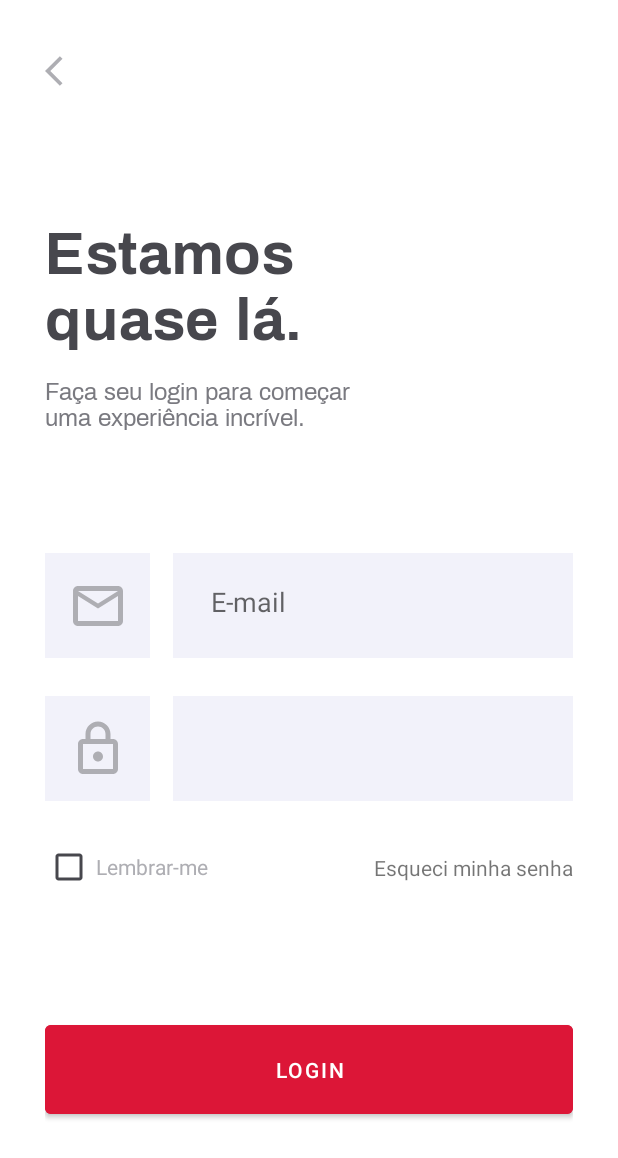
After one commit to Alaksion/RentX, an Android app: the LoginFragment screen opened through its navigation route, on a phone screen of 412 x 824 dp. The commit adds this screen. Shown: the top 1158 px of the screen. Run offline under Robolectric (Android 15) with nearby library versions, the phone set to English and light mode, and no system bars.

Commit message:
added authentication homepage and login fragment

```diff
--- a/app/src/main/AndroidManifest.xml
+++ b/app/src/main/AndroidManifest.xml
@@ -9,7 +9,8 @@
         android:roundIcon="@mipmap/ic_launcher_round"
         android:supportsRtl="true"
         android:theme="@style/Theme.RentX">
-        <activity android:name=".onboarding.activities.OnboardingActivity"></activity>
+        <activity android:name=".authentication.activities.AuthenticationActivity"></activity>
+        <activity android:name=".onboarding.activities.OnboardingActivity" />
         <activity android:name=".splash.activities.SplashActivity">
             <intent-filter>
                 <action android:name="android.intent.action.MAIN" />
--- /dev/null
+++ b/app/src/main/java/com/example/rentx/authentication/activities/AuthenticationActivity.kt
@@ -0,0 +1,12 @@
+package com.example.rentx.authentication.activities
+
+import androidx.appcompat.app.AppCompatActivity
+import android.os.Bundle
+import com.example.rentx.R
+
+class AuthenticationActivity : AppCompatActivity() {
+    override fun onCreate(savedInstanceState: Bundle?) {
+        super.onCreate(savedInstanceState)
+        setContentView(R.layout.activity_authentication)
+    }
+}
--- /dev/null
+++ b/app/src/main/java/com/example/rentx/authentication/login/LoginFragment.kt
@@ -0,0 +1,38 @@
+package com.example.rentx.authentication.login
+
+import android.os.Bundle
+import androidx.fragment.app.Fragment
+import android.view.LayoutInflater
+import android.view.View
+import android.view.ViewGroup
+import com.example.rentx.R
+import kotlinx.android.synthetic.main.fragment_login.*
+
+class LoginFragment : Fragment(), View.OnClickListener {
+
+    override fun onCreateView(
+        inflater: LayoutInflater, container: ViewGroup?,
+        savedInstanceState: Bundle?
+    ): View? {
+
+        return inflater.inflate(R.layout.fragment_login, container, false)
+    }
+
+    override fun onViewCreated(view: View, savedInstanceState: Bundle?) {
+        setListeners()
+        super.onViewCreated(view, savedInstanceState)
+    }
+
+    override fun onClick(v: View) {
+        when (v.id) {
+            login_back_button.id -> requireActivity().supportFragmentManager.beginTransaction()
+                .remove(this).commit()
+        }
+    }
+
+    private fun setListeners() {
+        login_back_button.setOnClickListener(this)
+
+    }
+
+}
--- /dev/null
+++ b/app/src/main/java/com/example/rentx/authentication/menu/AuthMenuFragment.kt
@@ -0,0 +1,44 @@
+package com.example.rentx.authentication.menu
+
+import android.os.Bundle
+import androidx.fragment.app.Fragment
+import android.view.LayoutInflater
+import android.view.View
+import android.view.ViewGroup
+import androidx.navigation.Navigation
+import androidx.navigation.compose.NavHost
+import com.example.rentx.R
+import kotlinx.android.synthetic.main.fragment_auth_menu.*
+
+
+class AuthMenuFragment : Fragment(), View.OnClickListener {
+
+
+    override fun onCreateView(
+        inflater: LayoutInflater, container: ViewGroup?,
+        savedInstanceState: Bundle?
+    ): View? {
+        return inflater.inflate(R.layout.fragment_auth_menu, container, false)
+    }
+
+    override fun onViewCreated(view: View, savedInstanceState: Bundle?) {
+        setListeners()
+        super.onViewCreated(view, savedInstanceState)
+    }
+
+    override fun onClick(v: View) {
+        when (v.id) {
+            bt_menu_login.id -> Navigation.findNavController(v)
+                .navigate(R.id.action_authMenuFragment_to_loginFragment)
+
+            bt_menu_register.id -> Navigation.findNavController(v)
+                .navigate(R.id.action_authMenuFragment_to_registerFragment)
+        }
+    }
+
+    private fun setListeners() {
+        bt_menu_login.setOnClickListener(this)
+        bt_menu_register.setOnClickListener(this)
+    }
+
+}
--- a/app/src/main/java/com/example/rentx/onboarding/choosecar/ChooseCarFragment.kt
+++ b/app/src/main/java/com/example/rentx/onboarding/choosecar/ChooseCarFragment.kt
@@ -10,6 +10,7 @@ import android.widget.Toast
 import androidx.navigation.Navigation
 import com.example.rentx.MainActivity
 import com.example.rentx.R
+import com.example.rentx.authentication.activities.AuthenticationActivity
 import kotlinx.android.synthetic.main.fragment_choose_car.*
 
 
@@ -32,7 +33,7 @@ class ChooseCarFragment : Fragment(), View.OnClickListener {
         when (v.id) {
             iv_car_next_screen.id -> {
                 requireActivity().finish()
-                startActivity(Intent(activity, MainActivity::class.java))
+                startActivity(Intent(activity, AuthenticationActivity::class.java))
             }
         }
     }
--- /dev/null
+++ b/app/src/main/res/drawable/ic_chevron_left.xml
@@ -0,0 +1,5 @@
+<vector android:height="24dp" android:tint="#AEAEB3"
+    android:viewportHeight="24" android:viewportWidth="24"
+    android:width="24dp" xmlns:android="http://schemas.android.com/apk/res/android">
+    <path android:fillColor="@android:color/white" android:pathData="M11.67,3.87L9.9,2.1 0,12l9.9,9.9 1.77,-1.77L3.54,12z"/>
+</vector>
--- /dev/null
+++ b/app/src/main/res/drawable/ic_lock.xml
@@ -0,0 +1,5 @@
+<vector android:height="24dp" android:tint="#AEAEB3"
+    android:viewportHeight="24" android:viewportWidth="24"
+    android:width="24dp" xmlns:android="http://schemas.android.com/apk/res/android">
+    <path android:fillColor="@android:color/white" android:pathData="M18,8h-1L17,6c0,-2.76 -2.24,-5 -5,-5S7,3.24 7,6v2L6,8c-1.1,0 -2,0.9 -2,2v10c0,1.1 0.9,2 2,2h12c1.1,0 2,-0.9 2,-2L20,10c0,-1.1 -0.9,-2 -2,-2zM9,6c0,-1.66 1.34,-3 3,-3s3,1.34 3,3v2L9,8L9,6zM18,20L6,20L6,10h12v10zM12,17c1.1,0 2,-0.9 2,-2s-0.9,-2 -2,-2 -2,0.9 -2,2 0.9,2 2,2z"/>
+</vector>
--- /dev/null
+++ b/app/src/main/res/drawable/ic_mail.xml
@@ -0,0 +1,5 @@
+<vector android:height="24dp" android:tint="#AEAEB3"
+    android:viewportHeight="24" android:viewportWidth="24"
+    android:width="24dp" xmlns:android="http://schemas.android.com/apk/res/android">
+    <path android:fillColor="@android:color/white" android:pathData="M20,4L4,4c-1.1,0 -1.99,0.9 -1.99,2L2,18c0,1.1 0.9,2 2,2h16c1.1,0 2,-0.9 2,-2L22,6c0,-1.1 -0.9,-2 -2,-2zM20,18L4,18L4,8l8,5 8,-5v10zM12,11L4,6h16l-8,5z"/>
+</vector>
--- /dev/null
+++ b/app/src/main/res/layout/activity_authentication.xml
@@ -0,0 +1,19 @@
+<?xml version="1.0" encoding="utf-8"?>
+<androidx.constraintlayout.widget.ConstraintLayout xmlns:android="http://schemas.android.com/apk/res/android"
+    xmlns:app="http://schemas.android.com/apk/res-auto"
+    xmlns:tools="http://schemas.android.com/tools"
+    android:layout_width="match_parent"
+    android:layout_height="match_parent"
+    tools:context=".authentication.activities.AuthenticationActivity">
+
+    <fragment
+        android:id="@+id/fragment2"
+        android:name="androidx.navigation.fragment.NavHostFragment"
+        android:layout_width="match_parent"
+        android:layout_height="match_parent"
+        app:defaultNavHost="true"
+        app:navGraph="@navigation/nav_authentication"
+        tools:layout_editor_absoluteX="264dp"
+        tools:layout_editor_absoluteY="269dp" />
+
+</androidx.constraintlayout.widget.ConstraintLayout>
--- /dev/null
+++ b/app/src/main/res/layout/fragment_login.xml
@@ -0,0 +1,133 @@
+<?xml version="1.0" encoding="utf-8"?>
+<androidx.constraintlayout.widget.ConstraintLayout xmlns:android="http://schemas.android.com/apk/res/android"
+    xmlns:tools="http://schemas.android.com/tools"
+    android:layout_width="match_parent"
+    android:layout_height="match_parent"
+    xmlns:app="http://schemas.android.com/apk/res-auto"
+    tools:context=".authentication.login.LoginFragment"
+    android:paddingHorizontal="30dp">
+
+    <ImageView
+        android:id="@+id/login_back_button"
+        android:layout_width="wrap_content"
+        android:layout_height="wrap_content"
+        app:layout_constraintTop_toTopOf="parent"
+        app:layout_constraintLeft_toLeftOf="parent"
+        android:src="@drawable/ic_chevron_left"
+        android:layout_marginTop="35dp"/>
+
+    <TextView
+        android:id="@+id/tv_login_title"
+        android:layout_width="200dp"
+        android:layout_height="wrap_content"
+        app:layout_constraintLeft_toLeftOf="parent"
+        app:layout_constraintTop_toBottomOf="@id/login_back_button"
+        style="@style/TextViewTitle"
+        android:text="@string/estamos_quase_l"
+        android:layout_marginTop="80dp"/>
+
+    <TextView
+        android:id="@+id/tv_login_text"
+        android:layout_width="220dp"
+        android:layout_height="wrap_content"
+        app:layout_constraintLeft_toLeftOf="parent"
+        app:layout_constraintTop_toBottomOf="@id/tv_login_title"
+        style="@style/TextViewText"
+        android:layout_marginTop="10dp"
+        android:text="@string/fa_a_seu_login_para_come_ar_uma_experi_ncia_incr_vel"/>
+
+    <View
+        android:id="@+id/v_icon_mail_container"
+        android:layout_width="70dp"
+        android:layout_height="70dp"
+        android:layout_marginTop="80dp"
+        app:layout_constraintLeft_toLeftOf="parent"
+        app:layout_constraintTop_toBottomOf="@id/tv_login_text"
+        android:background="@color/app_input_background"/>
+
+    <ImageView
+        android:id="@+id/iv_icon_mail"
+        android:layout_width="40dp"
+        android:layout_height="40dp"
+        app:layout_constraintLeft_toLeftOf="@id/v_icon_mail_container"
+        app:layout_constraintRight_toRightOf="@id/v_icon_mail_container"
+        app:layout_constraintTop_toTopOf="@id/v_icon_mail_container"
+        app:layout_constraintBottom_toBottomOf="@id/v_icon_mail_container"
+        android:src="@drawable/ic_mail"
+        android:backgroundTint="@color/app_input_background" />
+
+    <EditText
+        android:id="@+id/tv_mail"
+        android:layout_width="0dp"
+        android:layout_height="70dp"
+        app:layout_constraintLeft_toRightOf="@id/v_icon_mail_container"
+        app:layout_constraintRight_toRightOf="parent"
+        app:layout_constraintTop_toTopOf="@id/v_icon_mail_container"
+        app:layout_constraintBottom_toBottomOf="@id/v_icon_mail_container"
+        android:layout_marginStart="15dp"
+        android:hint="@string/e_mail"
+        style="@style/EditText"
+        android:inputType="textEmailAddress" />
+
+    <View
+        android:id="@+id/v_icon_password_container"
+        android:layout_width="70dp"
+        android:layout_height="70dp"
+        android:background="@color/app_input_background"
+        app:layout_constraintLeft_toLeftOf="parent"
+        app:layout_constraintTop_toBottomOf="@id/v_icon_mail_container"
+        android:layout_marginTop="25dp"/>
+
+    <ImageView
+        android:id="@+id/iv_icon_password"
+        android:layout_width="40dp"
+        android:layout_height="40dp"
+        app:layout_constraintLeft_toLeftOf="@id/v_icon_password_container"
+        app:layout_constraintRight_toRightOf="@id/v_icon_password_container"
+        app:layout_constraintTop_toTopOf="@id/v_icon_password_container"
+        app:layout_constraintBottom_toBottomOf="@id/v_icon_password_container"
+        android:src="@drawable/ic_lock"/>
+
+    <EditText
+        android:id="@+id/et_password"
+        android:layout_width="0dp"
+        android:layout_height="70dp"
+        app:layout_constraintLeft_toRightOf="@id/v_icon_password_container"
+        app:layout_constraintRight_toRightOf="parent"
+        app:layout_constraintTop_toTopOf="@id/v_icon_password_container"
+        app:layout_constraintBottom_toBottomOf="@id/v_icon_password_container"
+        android:layout_marginStart="15dp"
+        style="@style/EditText"/>
+
+    <CheckBox
+        android:id="@+id/cb_remember_login"
+        android:layout_width="wrap_content"
+        android:layout_height="wrap_content"
+        app:layout_constraintLeft_toLeftOf="parent"
+        app:layout_constraintTop_toBottomOf="@id/v_icon_password_container"
+        android:layout_marginTop="20dp"
+        android:text="@string/lembrar_me"
+        style="@style/CheckBox"/>
+
+    <TextView
+        android:id="@+id/tv_forgot_password"
+        android:layout_width="wrap_content"
+        android:layout_height="wrap_content"
+        app:layout_constraintRight_toRightOf="parent"
+        app:layout_constraintTop_toTopOf="@id/cb_remember_login"
+        app:layout_constraintBottom_toBottomOf="@id/cb_remember_login"
+        android:text="@string/esqueci_minha_senha"
+        />
+
+    <Button
+        android:id="@+id/bt_login"
+        android:layout_width="0dp"
+        android:layout_height="wrap_content"
+        app:layout_constraintBottom_toBottomOf="parent"
+        app:layout_constraintTop_toBottomOf="@id/cb_remember_login"
+        app:layout_constraintLeft_toLeftOf="parent"
+        app:layout_constraintRight_toRightOf="parent"
+        android:text="@string/login"
+        style="@style/ButtonRed"/>
+
+</androidx.constraintlayout.widget.ConstraintLayout>
--- /dev/null
+++ b/app/src/main/res/navigation/nav_authentication.xml
@@ -0,0 +1,31 @@
+<?xml version="1.0" encoding="utf-8"?>
+<navigation xmlns:android="http://schemas.android.com/apk/res/android"
+    xmlns:app="http://schemas.android.com/apk/res-auto"
+    xmlns:tools="http://schemas.android.com/tools"
+    android:id="@+id/nav_authentication"
+    app:startDestination="@id/authMenuFragment">
+
+    <fragment
+        android:id="@+id/authMenuFragment"
+        android:name="com.example.rentx.authentication.menu.AuthMenuFragment"
+        android:label="fragment_auth_menu"
+        tools:layout="@layout/fragment_auth_menu" >
+        <action
+            android:id="@+id/action_authMenuFragment_to_registerFragment"
+            app:destination="@id/registerFragment" />
+        <action
+            android:id="@+id/action_authMenuFragment_to_loginFragment"
+            app:destination="@id/loginFragment" />
+    </fragment>
+
+    <fragment
+        android:id="@+id/registerFragment"
+        android:name="com.example.rentx.authentication.register.RegisterFragment"
+        android:label="fragment_register"
+        tools:layout="@layout/fragment_register" />
+    <fragment
+        android:id="@+id/loginFragment"
+        android:name="com.example.rentx.authentication.login.LoginFragment"
+        android:label="fragment_login"
+        tools:layout="@layout/fragment_login" />
+</navigation>
--- a/app/src/main/res/values/colors.xml
+++ b/app/src/main/res/values/colors.xml
@@ -12,6 +12,8 @@
     <color name="app_light_red">#FF99AA</color>
     <color name="app_green">#03B352</color>
     <color name="app_black">#1B1B1F</color>
+    <color name="app_dark_grey">#29292E</color>
+    <color name="app_input_background">#F2F2FA</color>
 
     <color name="app_title_grey">#47474D</color>
     <color name="app_text_grey">#7A7A80</color>
--- a/app/src/main/res/values/strings.xml
+++ b/app/src/main/res/values/strings.xml
@@ -7,4 +7,13 @@
     <string name="depois_escolha_o_carro">Depois, escolha o carro</string>
     <string name="v_rios_modelos_para_voc_dirigir_seguro_com_conforto_e_seguran_a">Vários modelos para você dirigir seguro, com conforto e segurança.</string>
     <string name="_01">01</string>
+    <string name="o_que_voc_deseja_fazer">O que você deseja fazer</string>
+    <string name="seja_bem_vindo">Seja Bem vindo</string>
+    <string name="register">Register</string>
+    <string name="estamos_quase_l">Estamos quase lá.</string>
+    <string name="fa_a_seu_login_para_come_ar_uma_experi_ncia_incr_vel">Faça seu login para começar uma experiência incrível.</string>
+    <string name="e_mail">E-mail</string>
+    <string name="lembrar_me">Lembrar-me</string>
+    <string name="esqueci_minha_senha">Esqueci minha senha</string>
+    <string name="login">Login</string>
 </resources>
--- a/app/src/main/res/values/themes.xml
+++ b/app/src/main/res/values/themes.xml
@@ -23,15 +23,52 @@
         <item name="android:textColor">@color/app_title_grey</item>
     </style>
 
+    <style name="TextViewTitleWhite">
+        <item name="android:fontFamily">@font/archivo_bold</item>
+        <item name="android:textSize">40sp</item>
+        <item name="android:textColor">@color/white</item>
+    </style>
+
     <style name="TextViewText">
         <item name="android:fontFamily">@font/archivo_regular</item>
         <item name="android:textSize">16sp</item>
         <item name="android:textColor">@color/app_text_grey</item>
     </style>
 
+    <style name="TextViewTextWhite">
+        <item name="android:fontFamily">@font/archivo_regular</item>
+        <item name="android:textSize">16sp</item>
+        <item name="android:textColor">@color/white</item>
+    </style>
+
+
     <style name="TextViewTextSecondary">
         <item name="android:fontFamily">@font/archivo_regular</item>
         <item name="android:textSize">40sp</item>
         <item name="android:textColor">@color/app_secundary_grey</item>
     </style>
+
+    <style name="ButtonRed">
+        <item name="android:backgroundTint">@color/app_red</item>
+        <item name="android:textColor">@color/white</item>
+        <item name="android:padding">20dp</item>
+    </style>
+
+    <style name="ButtonBlack">
+        <item name="android:backgroundTint">@color/app_dark_grey</item>
+        <item name="android:textColor">@color/white</item>
+        <item name="android:padding">20dp</item>
+    </style>
+
+    <style name="EditText">
+        <item name="android:background">@color/app_input_background</item>
+        <item name="android:padding">25dp</item>
+    </style>
+
+    <style name="CheckBox">
+        <item name="android:padding">2dp</item>
+        <item name="background">@color/app_input_background</item>
+        <item name="android:textColor">@color/app_text_detail</item>
+        <item name="buttonTint">@color/app_title_grey</item>
+    </style>
 </resources>
```
Also changed, not shown: app/src/main/java/com/example/rentx/authentication/register/RegisterFragment.kt (added, +60 -0 lines), app/src/main/res/layout/fragment_auth_menu.xml (added, +71 -0 lines), app/src/main/res/layout/fragment_register.xml (added, +14 -0 lines).
